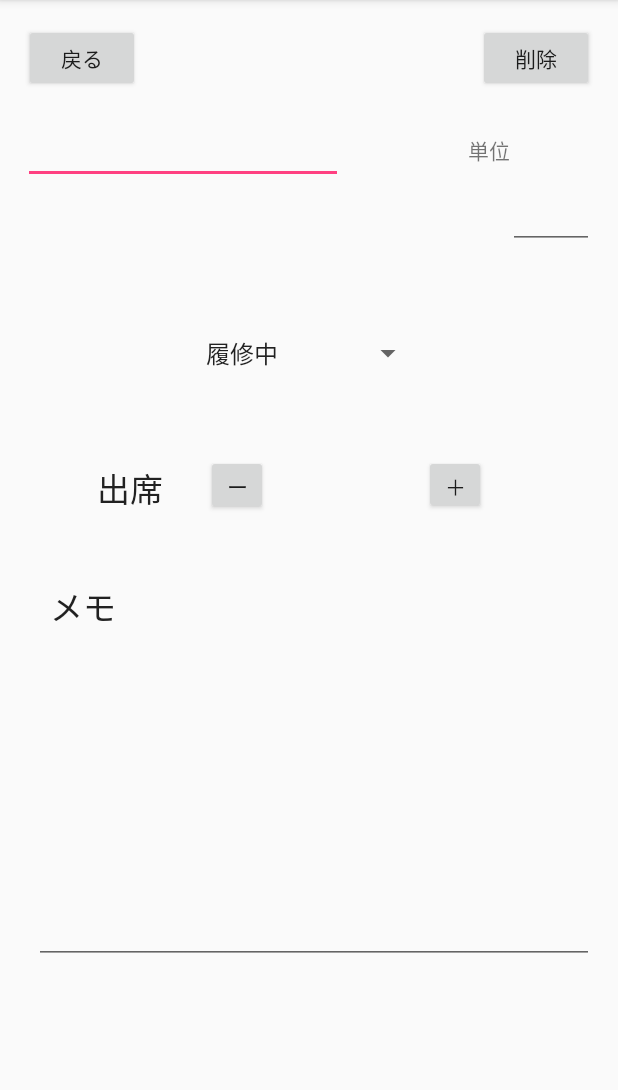
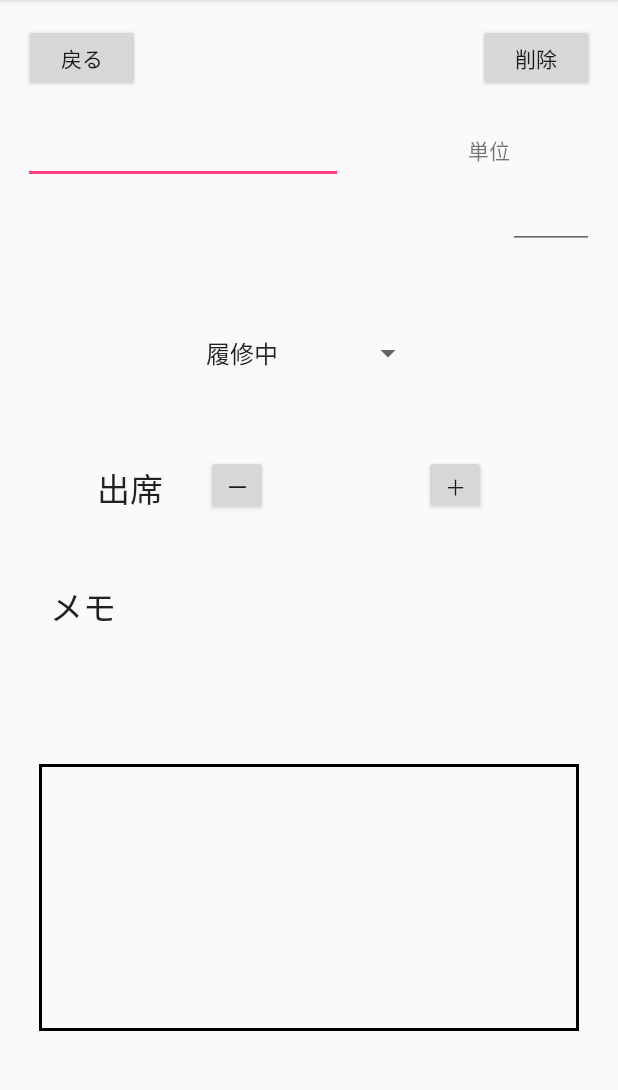
Before and after one commit to kazuyy14/RecordManager, an Android app: the screen it shows after launch (DetailActivity), after a tap on an icon or button, on a phone screen of 412 x 824 dp, the part 84-1174 px from its top. Run offline under Robolectric (Android 15) with nearby library versions, the phone set to English and light mode, and no system bars; libraries missing offline, so code that uses them is left out: io.realm; 27 statements that could not run were skipped; 1 other tap on this screen came first.

Commit message:
コメントの追加とメモ欄の枠線追加

```diff
--- a/app/src/main/java/com/example/kazu/recordmanager/DetailActivity.java
+++ b/app/src/main/java/com/example/kazu/recordmanager/DetailActivity.java
@@ -1,7 +1,6 @@
 package com.example.kazu.recordmanager;
 
 import android.os.Bundle;
-import android.support.v7.app.AlertDialog;
 import android.support.v7.app.AppCompatActivity;
 import android.text.Editable;
 import android.text.TextWatcher;
@@ -10,6 +9,9 @@ import android.widget.AdapterView;
 import android.widget.EditText;
 import android.widget.Spinner;
 import android.widget.TextView;
+
+import java.util.ArrayList;
+
 import io.realm.Realm;
 import io.realm.RealmList;
 
@@ -49,7 +51,7 @@ public class DetailActivity extends AppCompatActivity {
         EditText editText2 = (EditText) findViewById(R.id.freeSpace) ;
         editText2.setText(detail.getMemo());
 
-
+        //変更時のデータのrealmの更新
         editText.addTextChangedListener(new TextWatcher() {
             @Override
             public void beforeTextChanged(CharSequence s, int start, int count, int after) {
@@ -133,7 +135,7 @@ public class DetailActivity extends AppCompatActivity {
 
 
 
-
+        //戻るボタンの処理
         View backButton = findViewById(R.id.backButton);
         backButton.setOnClickListener(new View.OnClickListener() {
             @Override
@@ -142,6 +144,7 @@ public class DetailActivity extends AppCompatActivity {
             }
         });
 
+        //プラスボタンの処理
         View plus = findViewById(R.id.plus);
         plus.setOnClickListener(new View.OnClickListener() {
             @Override
@@ -154,6 +157,7 @@ public class DetailActivity extends AppCompatActivity {
             }
         });
 
+        //マイナスボタンの処理
         View minus = findViewById(R.id.minus);
         minus.setOnClickListener(new View.OnClickListener() {
             @Override
@@ -165,6 +169,17 @@ public class DetailActivity extends AppCompatActivity {
             }
         });
 
+        //削除ボタンの処理
+        View deleteButton = findViewById(R.id.deleteButton);
+        deleteButton.setOnClickListener(new View.OnClickListener() {
+            @Override
+            public void onClick(View v) {
+
+            }
+        });
+
+
+
     }
 
 
--- a/app/src/main/java/com/example/kazu/recordmanager/MainActivity.java
+++ b/app/src/main/java/com/example/kazu/recordmanager/MainActivity.java
@@ -23,6 +23,7 @@ public class MainActivity extends AppCompatActivity {
     Subjects subjects = null;
     RealmList<SubjectDetail> list = null;
     ArrayAdapter<String> arrayAdapter = null;
+
 
     @Override
     protected void onCreate(Bundle savedInstanceState) {
@@ -83,11 +84,6 @@ public class MainActivity extends AppCompatActivity {
             }
         });
 
-        EditText editText = (EditText) findViewById(R.id.addRecord);
-        SpannableStringBuilder sp = (SpannableStringBuilder)editText.getText();
-
-
-
     }
 
     @Override
@@ -109,8 +105,6 @@ public class MainActivity extends AppCompatActivity {
         }
         arrayAdapter.notifyDataSetChanged();
 
-
-
     }
 
 
--- /dev/null
+++ b/app/src/main/res/drawable/frame_style.xml
@@ -0,0 +1,8 @@
+<?xml version="1.0" encoding="utf-8"?>
+<shape xmlns:android="http://schemas.android.com/apk/res/android" android:shape="rectangle">
+
+    <stroke
+        android:width="2dp"
+        android:color="#000000" />
+
+</shape>
--- a/app/src/main/res/layout/activity_detail.xml
+++ b/app/src/main/res/layout/activity_detail.xml
@@ -31,7 +31,9 @@
         android:layout_marginStart="10dp"
         android:layout_marginTop="44dp"
         android:ems="10"
+        android:gravity="center"
         android:inputType="numberDecimal"
+        android:textSize="24sp"
         app:layout_constraintBottom_toTopOf="@+id/memo"
         app:layout_constraintEnd_toStartOf="@+id/plus"
         app:layout_constraintHorizontal_bias="0.481"
@@ -47,6 +49,7 @@
         android:layout_marginStart="8dp"
         android:layout_marginTop="12dp"
         android:ems="10"
+        android:gravity="center"
         android:inputType="numberDecimal"
         app:layout_constraintEnd_toEndOf="parent"
         app:layout_constraintHorizontal_bias="0.976"
@@ -135,26 +138,28 @@
         android:layout_marginTop="28dp"
         android:text="@string/unit"
         app:layout_constraintEnd_toEndOf="parent"
-        app:layout_constraintTop_toBottomOf="@+id/delete" />
+        app:layout_constraintTop_toBottomOf="@+id/deleteButton" />
 
     <EditText
         android:id="@+id/freeSpace"
-        android:layout_width="373dp"
-        android:layout_height="179dp"
+        android:layout_width="360dp"
+        android:layout_height="178dp"
         android:layout_marginBottom="8dp"
+        android:layout_marginEnd="8dp"
         android:layout_marginStart="8dp"
         android:layout_marginTop="8dp"
+        android:background="@drawable/frame_style"
         android:ems="10"
+        android:gravity="top|left"
         android:inputType="textMultiLine"
         app:layout_constraintBottom_toBottomOf="parent"
-        app:layout_constraintEnd_toEndOf="@+id/unitScore"
-        app:layout_constraintHorizontal_bias="1.0"
-        app:layout_constraintStart_toStartOf="@+id/memo"
-        app:layout_constraintTop_toBottomOf="@+id/memo"
-        app:layout_constraintVertical_bias="0.185" />
+        app:layout_constraintEnd_toEndOf="parent"
+        app:layout_constraintHorizontal_bias="0.493"
+        app:layout_constraintStart_toStartOf="parent"
+        app:layout_constraintTop_toBottomOf="@+id/memo" />
 
     <Button
-        android:id="@+id/delete"
+        android:id="@+id/deleteButton"
         android:layout_width="77dp"
         android:layout_height="45dp"
         android:layout_marginEnd="16dp"
```
